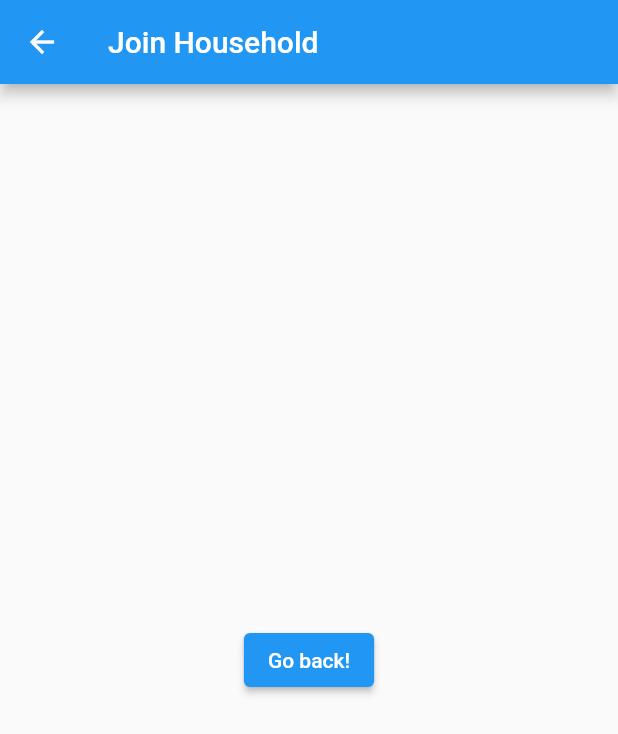
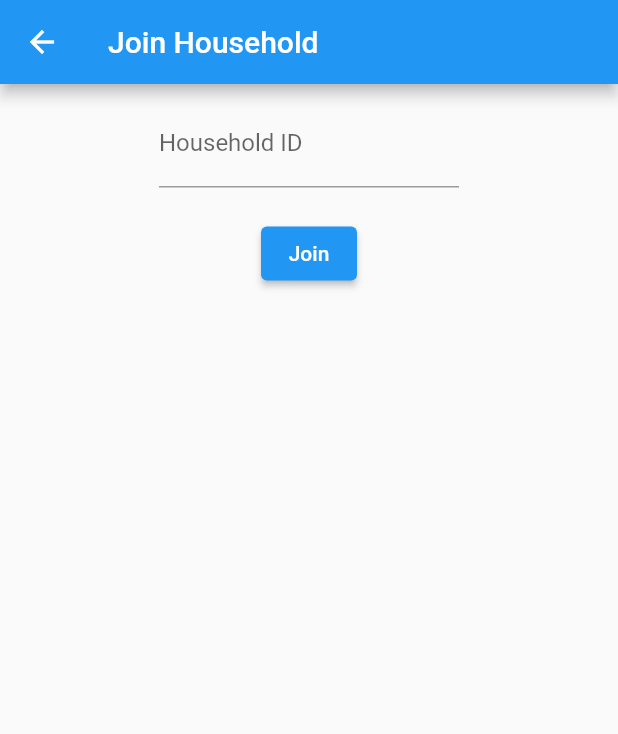
Before and after one commit to DAT251-Project-Groups-1/husfred, a Flutter app: the JoinHousehold screen opened directly, on a phone screen of 412 x 824 dp. Shown: the top 734 px of the screen. Run offline on Flutter 3.47's test engine with Material 2 defaults, Android fonts, the phone set to English and light mode, and no system bars.

Commit message:
Join household screen

```diff
--- a/frontend/lib/src/screens/joinHousehold.dart
+++ b/frontend/lib/src/screens/joinHousehold.dart
@@ -1,7 +1,30 @@
 import 'package:flutter/material.dart';
 import 'package:flutter/widgets.dart';
 
-class JoinHousehold extends StatelessWidget {
+import 'registerScreen.dart';
+
+class JoinHousehold extends StatefulWidget {
+  const JoinHousehold({Key? key}) : super(key: key);
+
+  @override
+  _JoinHouseholdState createState() => _JoinHouseholdState();
+}
+
+class _JoinHouseholdState extends State<JoinHousehold> {
+  late TextEditingController _controller;
+
+  @override
+  void initState() {
+    super.initState();
+    _controller = TextEditingController();
+  }
+
+  @override
+  void dispose() {
+    _controller.dispose();
+    super.dispose();
+  }
+
   @override
   Widget build(BuildContext context) {
     return Scaffold(
@@ -9,11 +32,40 @@
         title: Text("Join Household"),
       ),
       body: Center(
-        child: ElevatedButton(
-          onPressed: () {
-            Navigator.pop(context);
-          },
-          child: Text('Go back!'),
+        child: Container(
+          width: 200.0,
+          child: Column(
+            children: [
+              Padding(
+                padding: EdgeInsets.symmetric(vertical: 10, horizontal: 0),
+                child: TextField(
+                  controller: _controller,
+                  decoration: InputDecoration(labelText: "Household ID"),
+                  onSubmitted: (String value) async {},
+                ),
+              ),
+              Padding(
+                padding: EdgeInsets.symmetric(vertical: 10, horizontal: 0),
+                child: ElevatedButton(
+                  // When the user presses the button, show an alert dialog containing the
+                  // text that the user has entered into the text field.
+                  onPressed: () async {
+                    return showDialog(
+                      context: context,
+                      builder: (context) {
+                        return AlertDialog(
+                          // Retrieve the text the user has entered by using the
+                          // TextEditingController.
+                          content: Text(_controller.text),
+                        );
+                      },
+                    );
+                  },
+                  child: Text("Join"),
+                ),
+              ),
+            ],
+          ),
         ),
       ),
     );
```
Also changed, not shown: frontend/lib/src/screens/registerScreen.dart (added, +21 -0 lines).
